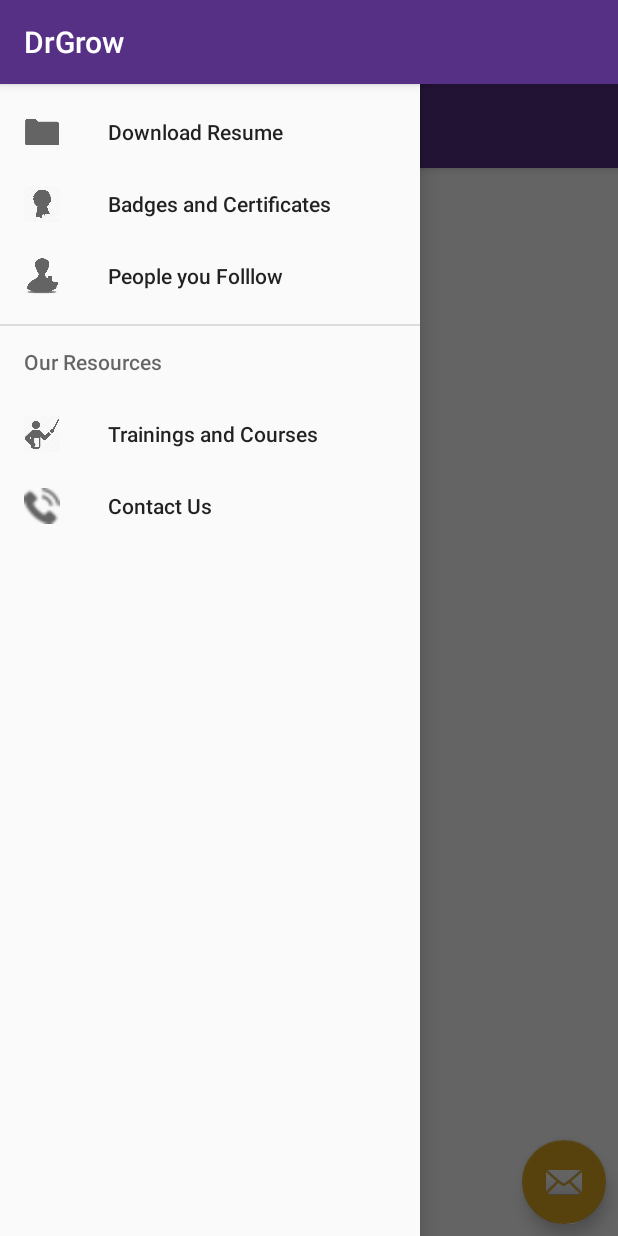
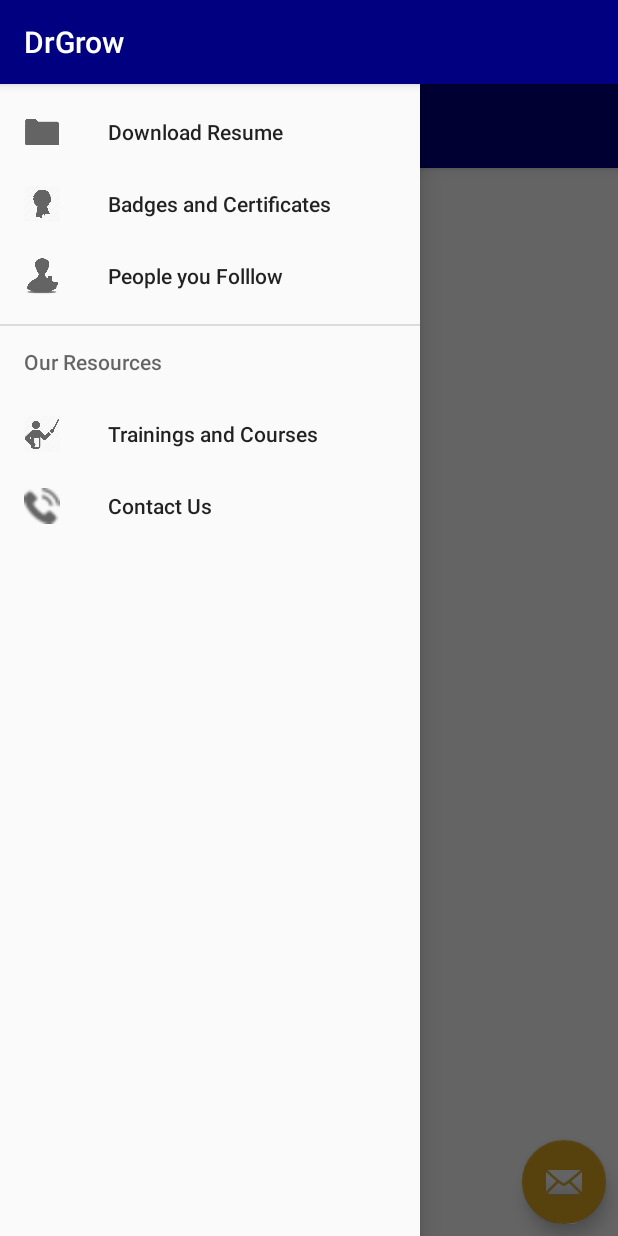
Before and after one commit to hyderabad19/team-2, an Android app: the screen it shows after launch (MainActivity), with the side drawer open, on a phone screen of 412 x 824 dp. Run offline under Robolectric (Android 15) with nearby library versions, the phone set to English and light mode, and no system bars.

Commit message:
updated colors

```diff
--- a/app/src/main/res/values/colors.xml
+++ b/app/src/main/res/values/colors.xml
@@ -1,6 +1,7 @@
 <?xml version="1.0" encoding="utf-8"?>
 <resources>
-    <color name="colorPrimary">#563085</color>
-    <color name="colorPrimaryDark">#46256e</color>
+    <color name="colorPrimary">#000080</color>
+    <color name="colorPrimaryDark">#000080</color>
     <color name="colorAccent">#DAA520</color>
+    <color name="WhiteTransparent">#563085</color>
 </resources>
```
